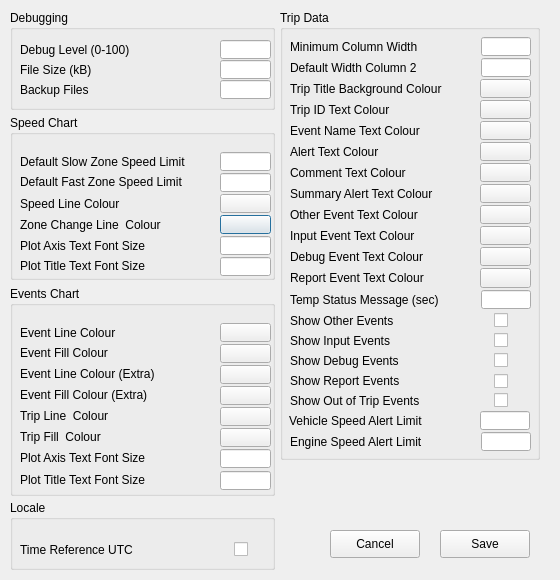
Old version of the form preferences.ui in the repository mikecv/etscrape.
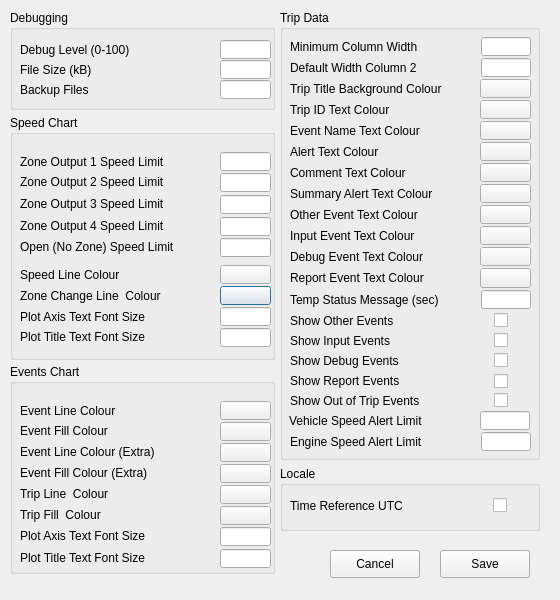
New version of the form.

Commit message: Update preferences UI to support 4 zone output speeds.

The edit to the form file:
```diff
--- a/preferences.ui
+++ b/preferences.ui
@@ -10,7 +10,7 @@
     <x>0</x>
     <y>0</y>
     <width>560</width>
-    <height>580</height>
+    <height>600</height>
    </rect>
   </property>
   <property name="sizePolicy">
@@ -22,13 +22,13 @@
   <property name="minimumSize">
    <size>
     <width>560</width>
-    <height>580</height>
+    <height>600</height>
    </size>
   </property>
   <property name="maximumSize">
    <size>
     <width>560</width>
-    <height>580</height>
+    <height>600</height>
    </size>
   </property>
   <property name="windowTitle">
@@ -40,19 +40,19 @@
      <x>10</x>
      <y>115</y>
      <width>265</width>
-     <height>165</height>
+     <height>245</height>
     </rect>
    </property>
    <property name="minimumSize">
     <size>
      <width>265</width>
-     <height>165</height>
+     <height>245</height>
     </size>
    </property>
    <property name="maximumSize">
     <size>
      <width>265</width>
-     <height>165</height>
+     <height>245</height>
     </size>
    </property>
    <property name="title">
@@ -68,7 +68,7 @@
      </rect>
     </property>
     <property name="text">
-     <string>Default Slow Zone Speed Limit</string>
+     <string>Zone Output 1 Speed Limit</string>
     </property>
    </widget>
    <widget class="QLineEdit" name="lowSpeedVal">
@@ -100,7 +100,7 @@
      </rect>
     </property>
     <property name="text">
-     <string>Default Fast Zone Speed Limit</string>
+     <string>Zone Output 2 Speed Limit</string>
     </property>
    </widget>
    <widget class="QLineEdit" name="highSpeedVal">
@@ -126,7 +126,7 @@
     <property name="geometry">
      <rect>
       <x>10</x>
-      <y>79</y>
+      <y>150</y>
       <width>191</width>
       <height>20</height>
      </rect>
@@ -139,7 +139,7 @@
     <property name="geometry">
      <rect>
       <x>10</x>
-      <y>100</y>
+      <y>171</y>
       <width>191</width>
       <height>20</height>
      </rect>
@@ -152,7 +152,7 @@
     <property name="geometry">
      <rect>
       <x>210</x>
-      <y>100</y>
+      <y>171</y>
       <width>51</width>
       <height>19</height>
      </rect>
@@ -168,7 +168,7 @@
     <property name="geometry">
      <rect>
       <x>210</x>
-      <y>79</y>
+      <y>150</y>
       <width>51</width>
       <height>19</height>
      </rect>
@@ -184,7 +184,7 @@
     <property name="geometry">
      <rect>
       <x>210</x>
-      <y>142</y>
+      <y>213</y>
       <width>51</width>
       <height>19</height>
      </rect>
@@ -203,7 +203,7 @@
     <property name="geometry">
      <rect>
       <x>210</x>
-      <y>121</y>
+      <y>192</y>
       <width>51</width>
       <height>19</height>
      </rect>
@@ -222,7 +222,7 @@
     <property name="geometry">
      <rect>
       <x>10</x>
-      <y>121</y>
+      <y>192</y>
       <width>191</width>
       <height>20</height>
      </rect>
@@ -235,7 +235,7 @@
     <property name="geometry">
      <rect>
       <x>10</x>
-      <y>141</y>
+      <y>212</y>
       <width>191</width>
       <height>20</height>
      </rect>
@@ -244,6 +244,102 @@
      <string>Plot Title Text Font Size</string>
     </property>
    </widget>
+   <widget class="QLabel" name="label_39">
+    <property name="geometry">
+     <rect>
+      <x>10</x>
+      <y>79</y>
+      <width>191</width>
+      <height>20</height>
+     </rect>
+    </property>
+    <property name="text">
+     <string>Zone Output 3 Speed Limit</string>
+    </property>
+   </widget>
+   <widget class="QLineEdit" name="output3SpeedVal">
+    <property name="geometry">
+     <rect>
+      <x>210</x>
+      <y>80</y>
+      <width>51</width>
+      <height>19</height>
+     </rect>
+    </property>
+    <property name="toolTip">
+     <string extracomment="Debug level (0-100)"/>
+    </property>
+    <property name="inputMethodHints">
+     <set>Qt::ImhNone</set>
+    </property>
+    <property name="maxLength">
+     <number>3</number>
+    </property>
+   </widget>
+   <widget class="QLabel" name="label_40">
+    <property name="geometry">
+     <rect>
+      <x>10</x>
+      <y>101</y>
+      <width>191</width>
+      <height>20</height>
+     </rect>
+    </property>
+    <property name="text">
+     <string>Zone Output 4 Speed Limit</string>
+    </property>
+   </widget>
+   <widget class="QLineEdit" name="output4SpeedVal">
+    <property name="geometry">
+     <rect>
+      <x>210</x>
+      <y>102</y>
+      <width>51</width>
+      <height>19</height>
+     </rect>
+    </property>
+    <property name="toolTip">
+     <string extracomment="Debug level (0-100)"/>
+    </property>
+    <property name="inputMethodHints">
+     <set>Qt::ImhNone</set>
+    </property>
+    <property name="maxLength">
+     <number>3</number>
+    </property>
+   </widget>
+   <widget class="QLabel" name="label_41">
+    <property name="geometry">
+     <rect>
+      <x>10</x>
+      <y>122</y>
+      <width>191</width>
+      <height>20</height>
+     </rect>
+    </property>
+    <property name="text">
+     <string>Open (No Zone) Speed Limit</string>
+    </property>
+   </widget>
+   <widget class="QLineEdit" name="openSpeedVal">
+    <property name="geometry">
+     <rect>
+      <x>210</x>
+      <y>123</y>
+      <width>51</width>
+      <height>19</height>
+     </rect>
+    </property>
+    <property name="toolTip">
+     <string extracomment="Debug level (0-100)"/>
+    </property>
+    <property name="inputMethodHints">
+     <set>Qt::ImhNone</set>
+    </property>
+    <property name="maxLength">
+     <number>3</number>
+    </property>
+   </widget>
   </widget>
   <widget class="QGroupBox" name="tripBox">
    <property name="geometry">
@@ -853,22 +949,22 @@
   <widget class="QGroupBox" name="localeBox">
    <property name="geometry">
     <rect>
-     <x>10</x>
-     <y>500</y>
-     <width>265</width>
-     <height>70</height>
+     <x>280</x>
+     <y>466</y>
+     <width>260</width>
+     <height>65</height>
     </rect>
    </property>
    <property name="minimumSize">
     <size>
-     <width>265</width>
-     <height>70</height>
+     <width>260</width>
+     <height>65</height>
     </size>
    </property>
    <property name="maximumSize">
     <size>
-     <width>265</width>
-     <height>70</height>
+     <width>260</width>
+     <height>65</height>
     </size>
    </property>
    <property name="title">
@@ -878,8 +974,8 @@
     <property name="geometry">
      <rect>
       <x>10</x>
-      <y>40</y>
-      <width>191</width>
+      <y>30</y>
+      <width>181</width>
       <height>19</height>
      </rect>
     </property>
@@ -890,8 +986,8 @@
    <widget class="QCheckBox" name="utcVal">
     <property name="geometry">
      <rect>
-      <x>224</x>
-      <y>40</y>
+      <x>213</x>
+      <y>30</y>
       <width>21</width>
       <height>19</height>
      </rect>
@@ -1026,7 +1122,7 @@
    <property name="geometry">
     <rect>
      <x>440</x>
-     <y>530</y>
+     <y>550</y>
      <width>90</width>
      <height>28</height>
     </rect>
@@ -1042,7 +1138,7 @@
    <property name="geometry">
     <rect>
      <x>330</x>
-     <y>530</y>
+     <y>550</y>
      <width>90</width>
      <height>28</height>
     </rect>
@@ -1055,7 +1151,7 @@
    <property name="geometry">
     <rect>
      <x>10</x>
-     <y>286</y>
+     <y>364</y>
      <width>265</width>
      <height>210</height>
     </rect>
```
Left out of the diff: 4 changed lines with no effect on the pictures. The commit also changes 1 other file.
